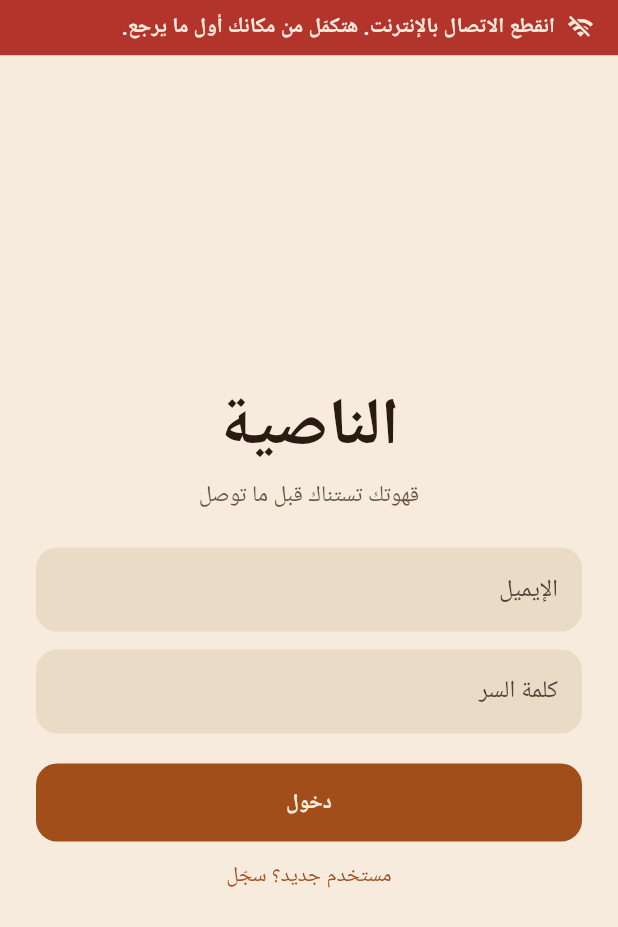
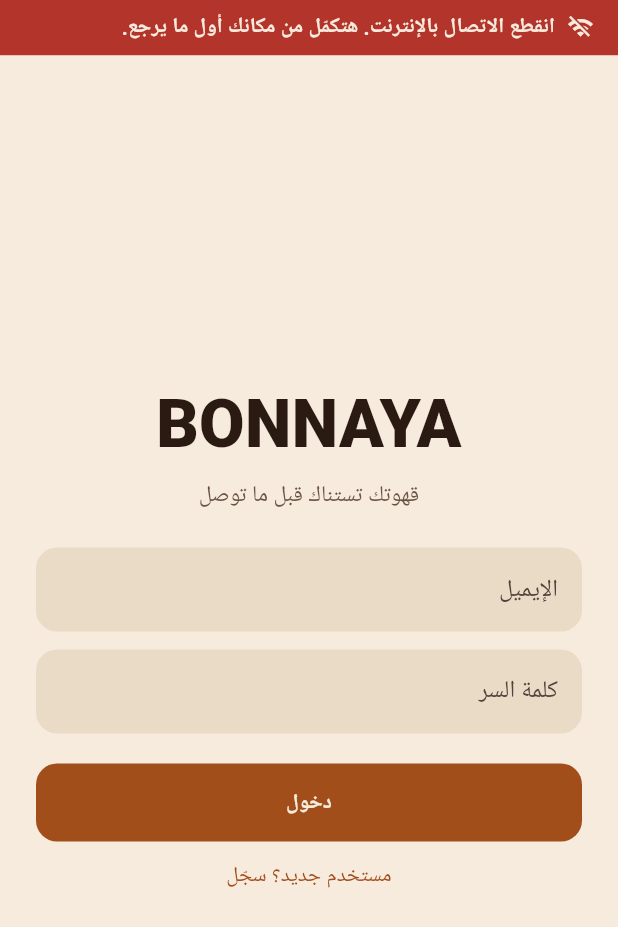
Before and after one commit to ahmedtepry/Tomiha, a Flutter app: the screen it shows after launch, on a phone screen of 412 x 824 dp. Shown: the top 927 px of the screen. Run offline on Flutter 3.47's test engine with Material 3 defaults, Android fonts, the phone set to English and light mode, and no system bars; our stand-ins replace google_fonts, pdf, printing, supabase_flutter; accounts and stored records are empty; network calls fail; Roboto replaces fonts that are missing (Cairo).

Commit message:
Rename brand to BONNAYA (بنايه)
Co-Authored-By: Claude Sonnet 5.5 <noreply@anthropic.com>
Claude-Session: https://claude.ai/code/session_01DwvKPaDmLtHuCwc6rRw3Lv

```diff
--- a/lib/cashier.dart
+++ b/lib/cashier.dart
@@ -105,7 +105,7 @@ class _CashierGateState extends State<CashierGate> {
               child: Column(
                 mainAxisSize: MainAxisSize.min,
                 children: [
-                  const Text('الحساب ده مش مسجّل كموظف في الناصية.'),
+                  const Text('الحساب ده مش مسجّل كموظف في بنايه.'),
                   const SizedBox(height: 12),
                   FilledButton(
                     onPressed: () => sb.auth.signOut(),
@@ -158,7 +158,7 @@ class _OpenShiftPageState extends State<OpenShiftPage> {
   Widget build(BuildContext context) {
     return Scaffold(
       appBar: AppBar(
-        title: const Text('الناصية • كاشير'),
+        title: const Text('BONNAYA • كاشير'),
         actions: [
           IconButton(
             tooltip: 'خروج',
@@ -211,7 +211,7 @@ class CashierHome extends StatelessWidget {
     return Scaffold(
       appBar: AppBar(
         title: Text(
-            'الناصية • كاشير  (وردية من ${fmtTime(shift['opened_at'] as String)})'),
+            'BONNAYA • كاشير  (وردية من ${fmtTime(shift['opened_at'] as String)})'),
         actions: [
           TextButton.icon(
             icon: const Icon(Icons.summarize_outlined),
@@ -1032,7 +1032,7 @@ Future<void> printReceipt(Map<String, dynamic> order) async {
       build: (ctx) => pw.Column(
         crossAxisAlignment: pw.CrossAxisAlignment.stretch,
         children: [
-          pw.Center(child: t('الناصية', b: true, size: 20)),
+          pw.Center(child: t('BONNAYA', b: true, size: 20)),
           pw.SizedBox(height: 4),
           t('طلب رقم ${order['order_no']}  •  ${fmtTime(order['created_at'] as String)}'),
           pw.Divider(),
@@ -1064,13 +1064,13 @@ Future<void> printReceipt(Map<String, dynamic> order) async {
           pw.SizedBox(height: 4),
           t(isCash ? 'الدفع: كاش' : 'الدفع: محفظة إلكترونية'),
           pw.SizedBox(height: 8),
-          pw.Center(child: t('شكرًا لزيارتك الناصية', size: 9)),
+          pw.Center(child: t('شكرًا لزيارتك بنايه', size: 9)),
         ],
       ),
     ),
   );
   await Printing.layoutPdf(
-    name: 'nasya-${order['order_no']}',
+    name: 'bonnaya-${order['order_no']}',
     onLayout: (format) async => doc.save(),
   );
 }
--- a/lib/core.dart
+++ b/lib/core.dart
@@ -187,7 +187,7 @@ ThemeData nasyaTheme() {
 
 MaterialApp nasyaMaterialApp(Widget home) {
   return MaterialApp(
-    title: 'الناصية',
+    title: 'BONNAYA',
     debugShowCheckedModeBanner: false,
     theme: nasyaTheme(),
     locale: const Locale('ar'),
@@ -272,7 +272,7 @@ const _errorRules = <List<String>>[
   ['already been registered', 'الإيميل ده مسجّل قبل كده. جرّب تدخل.'],
   ['password should be', 'كلمة السر لازم تكون 6 حروف على الأقل.'],
   ['rate limit', 'جرّبت كتير في وقت قصير. استنى شوية وحاول تاني.'],
-  ['email not confirmed', 'الإيميل لسه متأكدش. كلّم الناصية.'],
+  ['email not confirmed', 'الإيميل لسه متأكدش. كلّم بنايه.'],
   ['unable to validate email', 'اكتب إيميل صحيح.'],
   ['invalid email', 'اكتب إيميل صحيح.'],
   ['jwt', 'انتهت جلستك. سجّل دخول تاني.'],
@@ -619,7 +619,7 @@ class _AuthPageState extends State<AuthPage> {
             padding: const EdgeInsets.all(24),
             children: [
               const Center(
-                child: Text('الناصية',
+                child: Text('BONNAYA',
                     style: TextStyle(
                         fontSize: 44, fontWeight: FontWeight.w800, color: cInk)),
               ),
--- a/lib/customer.dart
+++ b/lib/customer.dart
@@ -67,7 +67,7 @@ class _HomePageState extends State<HomePage> {
   Widget build(BuildContext context) {
     return Scaffold(
       appBar: AppBar(
-        title: const Text('الناصية',
+        title: const Text('BONNAYA',
             style: TextStyle(fontWeight: FontWeight.w800, fontSize: 26)),
         actions: [
           IconButton(
@@ -617,7 +617,7 @@ class _TrackPageState extends State<TrackPage> {
                 status == 'ready'
                     ? 'قهوتك جاهزة، العربية مستنياك.'
                     : status == 'cancelled'
-                        ? 'الطلب اتلغى. لو فيه مشكلة كلّم الناصية.'
+                        ? 'الطلب اتلغى. لو فيه مشكلة كلّم بنايه.'
                         : status == 'delivered'
                             ? 'بالهنا والشفا.'
                             : eta != null
--- a/pubspec.yaml
+++ b/pubspec.yaml
@@ -1,5 +1,5 @@
-name: nasya
-description: الناصية - تطبيق العميل وبرنامج الكاشير لعربية القهوة.
+name: bonnaya
+description: BONNAYA - تطبيق العميل وبرنامج الكاشير لعربية القهوة.
 publish_to: none
 version: 1.0.0+1
 
```
Also changed, not shown: 2 other files.
